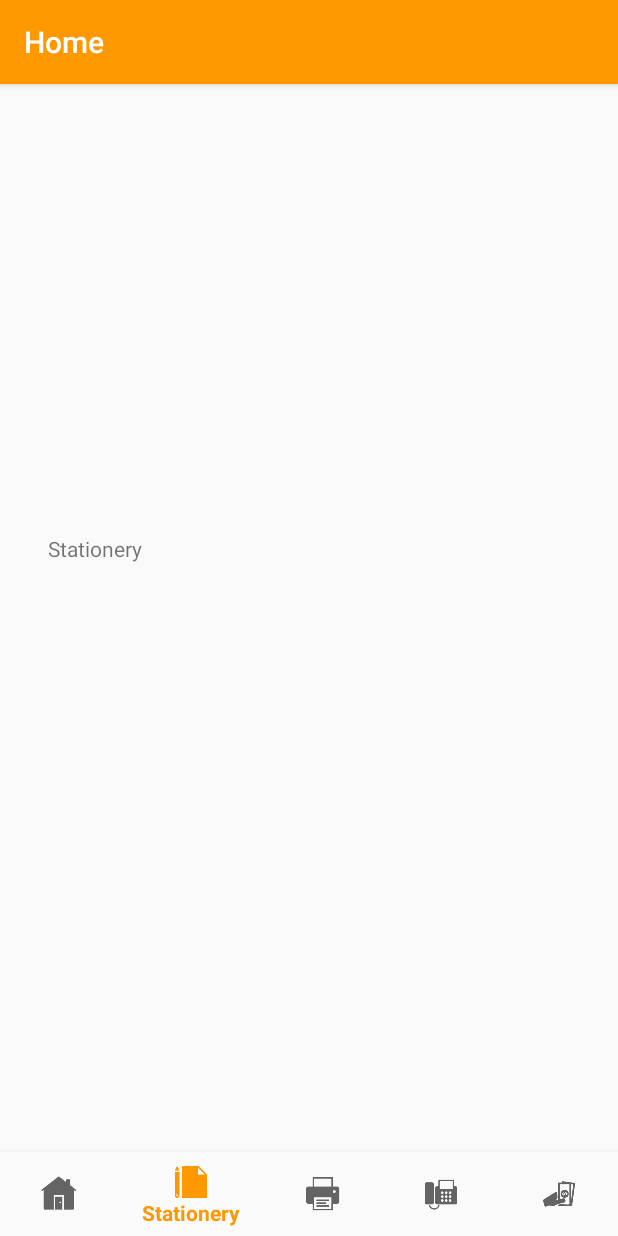
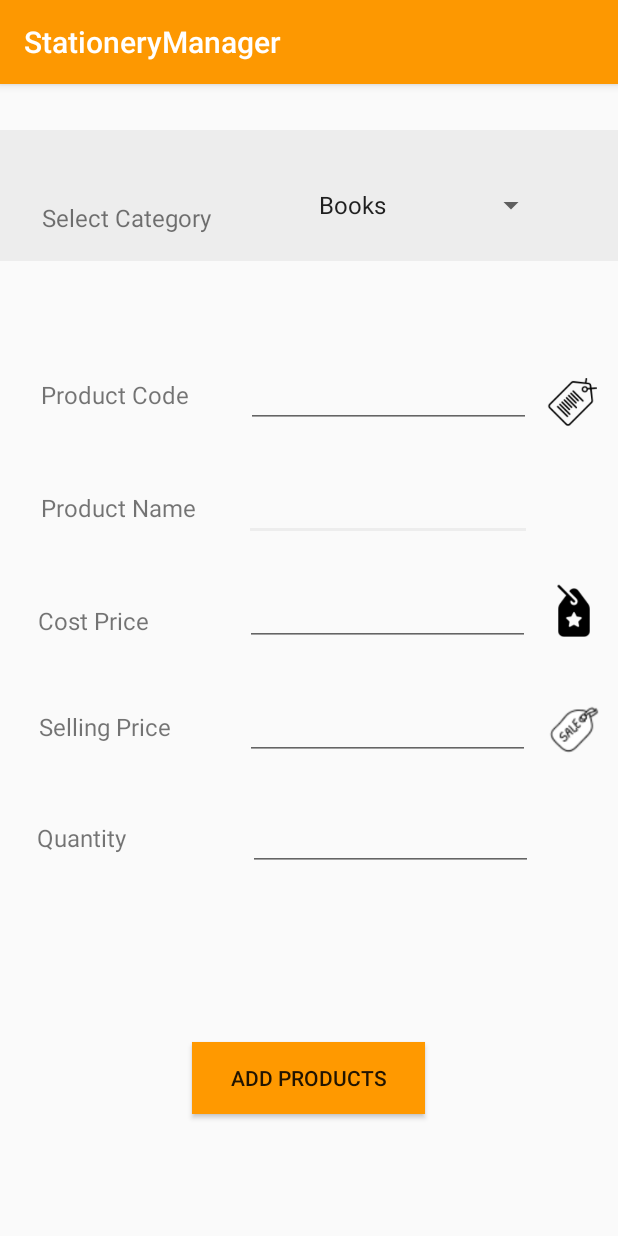
Before and after one commit to NisugaJ/TheStationaryManager, an Android app: the screen it shows after launch (MainActivity before the commit, AddProducts after it), item 2 of the bottom bar chosen, on a phone screen of 412 x 824 dp. Run offline under Robolectric (Android 15) with nearby library versions, the phone set to English and light mode, and no system bars.

Commit message:
Add products added.

```diff
--- a/app/src/main/AndroidManifest.xml
+++ b/app/src/main/AndroidManifest.xml
@@ -9,7 +9,8 @@
         android:roundIcon="@mipmap/ic_launcher_round"
         android:supportsRtl="true"
         android:theme="@style/AppTheme">
-        <activity android:name=".AddExpenses"></activity>
+        <activity android:name=".AddProducts"></activity>
+        <activity android:name=".AddExpenses" />
         <activity
             android:name=".MainActivity"
             android:label="@string/app_name">
--- /dev/null
+++ b/app/src/main/java/com/example/stationerymanager/AddProducts.java
@@ -0,0 +1,35 @@
+package com.example.stationerymanager;
+
+import androidx.appcompat.app.AppCompatActivity;
+
+import android.os.Bundle;
+import android.view.View;
+import android.widget.AdapterView;
+import android.widget.ArrayAdapter;
+import android.widget.Spinner;
+
+public class AddProducts extends AppCompatActivity implements AdapterView.OnItemSelectedListener{
+
+    @Override
+    protected void onCreate(Bundle savedInstanceState) {
+        super.onCreate(savedInstanceState);
+        setContentView(R.layout.activity_add_products);
+
+        Spinner spinner = findViewById(R.id.spinner1);
+        ArrayAdapter<CharSequence> adapter = ArrayAdapter.createFromResource(this, R.array.combo_box1, android.R.layout.simple_spinner_item);
+        adapter.setDropDownViewResource(android.R.layout.simple_spinner_dropdown_item);
+        spinner.setAdapter(adapter);
+        spinner.setOnItemSelectedListener(this);
+    }
+
+    @Override
+    public void onItemSelected(AdapterView<?> parent, View view, int position, long id) {
+//        String.text = parent.getItemAtPosition(position).toString();
+//        Toast.makeText(parent.getContext(), text, Toast.LENGTH_SHORT).show();
+    }
+
+    @Override
+    public void onNothingSelected(AdapterView<?> parent) {
+
+    }
+}
--- a/app/src/main/java/com/example/stationerymanager/MainActivity.java
+++ b/app/src/main/java/com/example/stationerymanager/MainActivity.java
@@ -24,6 +24,8 @@ public class MainActivity extends AppCompatActivity {
                     return true;
                 case R.id.navigation_stationery:
                     mTextMessage.setText(R.string.title_stationery);
+                    Intent intent1 = new Intent(MainActivity.this, AddProducts.class);
+                    startActivity(intent1);
                     return true;
                 case R.id.navigation_printing:
                     mTextMessage.setText(R.string.title_printing);
--- /dev/null
+++ b/app/src/main/res/layout/activity_add_products.xml
@@ -0,0 +1,287 @@
+<?xml version="1.0" encoding="utf-8"?>
+<androidx.constraintlayout.widget.ConstraintLayout xmlns:android="http://schemas.android.com/apk/res/android"
+    xmlns:app="http://schemas.android.com/apk/res-auto"
+    xmlns:tools="http://schemas.android.com/tools"
+    android:layout_width="match_parent"
+    android:layout_height="match_parent"
+    tools:context=".AddProducts">
+
+    <View
+        android:id="@+id/view"
+        android:layout_width="0dp"
+        android:layout_height="87dp"
+        android:layout_marginTop="16dp"
+        android:layout_marginBottom="8dp"
+        android:background="@color/colorAccent"
+        app:layout_constraintBottom_toBottomOf="parent"
+        app:layout_constraintEnd_toEndOf="parent"
+        app:layout_constraintHorizontal_bias="0.473"
+        app:layout_constraintStart_toStartOf="parent"
+        app:layout_constraintTop_toTopOf="parent"
+        app:layout_constraintVertical_bias="0.022" />
+
+    <TextView
+        android:id="@+id/PAtxt1"
+        android:layout_width="wrap_content"
+        android:layout_height="wrap_content"
+        android:layout_marginStart="8dp"
+        android:layout_marginEnd="8dp"
+        android:layout_marginRight="8dp"
+        android:layout_marginBottom="8dp"
+        android:text="@string/PAtxt1"
+        android:textSize="16sp"
+        app:layout_constraintBottom_toBottomOf="parent"
+        app:layout_constraintEnd_toEndOf="parent"
+        app:layout_constraintHorizontal_bias="0.07"
+        app:layout_constraintStart_toStartOf="parent"
+        app:layout_constraintTop_toTopOf="parent"
+        app:layout_constraintVertical_bias="0.106"
+        tools:text="@string/PAtxt1" />
+
+    <Spinner
+        android:id="@+id/spinner1"
+        android:layout_width="160dp"
+        android:layout_height="52dp"
+        android:layout_marginStart="8dp"
+        android:layout_marginLeft="8dp"
+        android:layout_marginTop="8dp"
+        android:layout_marginEnd="8dp"
+        android:layout_marginBottom="8dp"
+        app:layout_constraintBottom_toBottomOf="parent"
+        app:layout_constraintEnd_toEndOf="parent"
+        app:layout_constraintHorizontal_bias="0.585"
+        app:layout_constraintStart_toEndOf="@+id/PAtxt1"
+        app:layout_constraintTop_toTopOf="parent"
+        app:layout_constraintVertical_bias="0.067"></Spinner>
+
+    <TextView
+        android:id="@+id/PAtxt3"
+        android:layout_width="106dp"
+        android:layout_height="25dp"
+        android:layout_marginStart="8dp"
+        android:layout_marginEnd="8dp"
+        android:text="@string/PAtxt3"
+        android:textSize="16sp"
+        app:layout_constraintBaseline_toBaselineOf="@+id/PAfill2"
+        app:layout_constraintEnd_toEndOf="parent"
+        app:layout_constraintHorizontal_bias="0.067"
+        app:layout_constraintStart_toStartOf="parent"
+        tools:text="@string/PAtxt3" />
+
+    <TextView
+        android:id="@+id/PAtxt2"
+        android:layout_width="106dp"
+        android:layout_height="25dp"
+        android:layout_marginStart="8dp"
+        android:layout_marginEnd="8dp"
+        android:text="@string/PAtxt2"
+        android:textSize="16sp"
+        app:layout_constraintBaseline_toBaselineOf="@+id/PAfill1"
+        app:layout_constraintEnd_toEndOf="parent"
+        app:layout_constraintHorizontal_bias="0.066"
+        app:layout_constraintStart_toStartOf="parent"
+        tools:text="@string/PAtxt2" />
+
+    <TextView
+        android:id="@+id/PAtxt4"
+        android:layout_width="106dp"
+        android:layout_height="25dp"
+        android:layout_marginStart="8dp"
+        android:layout_marginEnd="8dp"
+        android:layout_marginBottom="8dp"
+        android:text="@string/PAtxt4"
+        android:textSize="16sp"
+        app:layout_constraintBottom_toBottomOf="parent"
+        app:layout_constraintEnd_toEndOf="parent"
+        app:layout_constraintHorizontal_bias="0.06"
+        app:layout_constraintStart_toStartOf="parent"
+        app:layout_constraintTop_toTopOf="parent"
+        app:layout_constraintVertical_bias="0.472"
+        tools:text="@string/PAtxt4" />
+
+    <TextView
+        android:id="@+id/PAtxt5"
+        android:layout_width="106dp"
+        android:layout_height="25dp"
+        android:layout_marginStart="8dp"
+        android:layout_marginEnd="8dp"
+        android:text="@string/PAtxt5"
+        android:textSize="16sp"
+        app:layout_constraintBaseline_toBaselineOf="@+id/PAfill4"
+        app:layout_constraintEnd_toEndOf="parent"
+        app:layout_constraintHorizontal_bias="0.063"
+        app:layout_constraintStart_toStartOf="parent"
+        tools:text="@string/PAtxt5" />
+
+    <TextView
+        android:id="@+id/PAtxt6"
+        android:layout_width="106dp"
+        android:layout_height="25dp"
+        android:layout_marginStart="8dp"
+        android:layout_marginEnd="8dp"
+        android:text="@string/PAtxt6"
+        android:textSize="16sp"
+        app:layout_constraintBaseline_toBaselineOf="@+id/PAfill5"
+        app:layout_constraintEnd_toEndOf="parent"
+        app:layout_constraintHorizontal_bias="0.057"
+        app:layout_constraintStart_toStartOf="parent"
+        tools:text="@string/PAtxt6" />
+
+    <Button
+        android:id="@+id/PAbtn1"
+        android:layout_width="155dp"
+        android:layout_height="wrap_content"
+        android:layout_marginStart="8dp"
+        android:layout_marginTop="8dp"
+        android:layout_marginEnd="8dp"
+        android:layout_marginBottom="8dp"
+        android:background="#ff9900"
+        android:text="@string/PAbtn1"
+        app:layout_constraintBottom_toBottomOf="parent"
+        app:layout_constraintEnd_toEndOf="parent"
+        app:layout_constraintHorizontal_bias="0.498"
+        app:layout_constraintStart_toStartOf="parent"
+        app:layout_constraintTop_toTopOf="parent"
+        app:layout_constraintVertical_bias="0.896"
+        tools:text="@string/PAbtn1" />
+
+    <EditText
+        android:id="@+id/PAfill1"
+        android:layout_width="192dp"
+        android:layout_height="45dp"
+        android:layout_marginStart="8dp"
+        android:layout_marginLeft="8dp"
+        android:layout_marginTop="8dp"
+        android:layout_marginEnd="8dp"
+        android:layout_marginBottom="8dp"
+        android:autofillHints=""
+        android:ems="10"
+        android:inputType="textPersonName"
+        app:layout_constraintBottom_toBottomOf="parent"
+        app:layout_constraintEnd_toEndOf="parent"
+        app:layout_constraintHorizontal_bias="0.304"
+        app:layout_constraintStart_toEndOf="@+id/PAtxt2"
+        app:layout_constraintTop_toTopOf="parent"
+        app:layout_constraintVertical_bias="0.356" />
+
+    <EditText
+        android:id="@+id/PAfill2"
+        android:layout_width="190dp"
+        android:layout_height="45dp"
+        android:layout_marginStart="8dp"
+        android:layout_marginLeft="8dp"
+        android:layout_marginTop="8dp"
+        android:layout_marginEnd="8dp"
+        android:layout_marginBottom="8dp"
+        android:autofillHints=""
+        android:ems="10"
+        android:inputType="textPersonName"
+        app:layout_constraintBottom_toBottomOf="parent"
+        app:layout_constraintEnd_toEndOf="parent"
+        app:layout_constraintHorizontal_bias="0.313"
+        app:layout_constraintStart_toEndOf="@+id/PAtxt3"
+        app:layout_constraintTop_toTopOf="parent"
+        app:layout_constraintVertical_bias="0.249" />
+
+    <EditText
+        android:id="@+id/PAfill3"
+        android:layout_width="190dp"
+        android:layout_height="45dp"
+        android:layout_marginStart="8dp"
+        android:layout_marginLeft="8dp"
+        android:layout_marginTop="8dp"
+        android:layout_marginEnd="8dp"
+        android:layout_marginBottom="8dp"
+        android:autofillHints=""
+        android:ems="10"
+        android:inputType="textPersonName"
+        app:layout_constraintBottom_toBottomOf="parent"
+        app:layout_constraintEnd_toEndOf="parent"
+        app:layout_constraintHorizontal_bias="0.323"
+        app:layout_constraintStart_toEndOf="@+id/PAtxt4"
+        app:layout_constraintTop_toTopOf="parent"
+        app:layout_constraintVertical_bias="0.455" />
+
+    <EditText
+        android:id="@+id/PAfill4"
+        android:layout_width="190dp"
+        android:layout_height="45dp"
+        android:layout_marginStart="8dp"
+        android:layout_marginLeft="8dp"
+        android:layout_marginTop="8dp"
+        android:layout_marginEnd="8dp"
+        android:layout_marginBottom="8dp"
+        android:autofillHints=""
+        android:ems="10"
+        android:inputType="textPersonName"
+        app:layout_constraintBottom_toBottomOf="parent"
+        app:layout_constraintEnd_toEndOf="parent"
+        app:layout_constraintHorizontal_bias="0.314"
+        app:layout_constraintStart_toEndOf="@+id/PAtxt5"
+        app:layout_constraintTop_toTopOf="parent"
+        app:layout_constraintVertical_bias="0.562" />
+
+    <EditText
+        android:id="@+id/PAfill5"
+        android:layout_width="190dp"
+        android:layout_height="45dp"
+        android:layout_marginStart="8dp"
+        android:layout_marginLeft="8dp"
+        android:layout_marginTop="8dp"
+        android:layout_marginEnd="8dp"
+        android:layout_marginBottom="8dp"
+        android:autofillHints=""
+        android:ems="10"
+        android:inputType="number"
+        app:layout_constraintBottom_toBottomOf="parent"
+        app:layout_constraintEnd_toEndOf="parent"
+        app:layout_constraintHorizontal_bias="0.351"
+        app:layout_constraintStart_toEndOf="@+id/PAtxt6"
+        app:layout_constraintTop_toTopOf="parent"
+        app:layout_constraintVertical_bias="0.667" />
+
+    <ImageView
+        android:id="@+id/imageView5"
+        android:layout_width="0dp"
+        android:layout_height="33dp"
+        android:layout_marginStart="8dp"
+        android:layout_marginLeft="8dp"
+        android:layout_marginEnd="12dp"
+        android:layout_marginRight="12dp"
+        app:layout_constraintBottom_toBottomOf="@+id/PAfill2"
+        app:layout_constraintEnd_toEndOf="parent"
+        app:layout_constraintStart_toEndOf="@+id/PAfill2"
+        app:srcCompat="@drawable/code" />
+
+    <ImageView
+        android:id="@+id/imageView6"
+        android:layout_width="0dp"
+        android:layout_height="35dp"
+        android:layout_marginStart="8dp"
+        android:layout_marginLeft="8dp"
+        android:layout_marginEnd="8dp"
+        android:layout_marginRight="8dp"
+        android:layout_marginBottom="2dp"
+        app:layout_constraintBottom_toBottomOf="@+id/PAfill3"
+        app:layout_constraintEnd_toEndOf="parent"
+        app:layout_constraintStart_toEndOf="@+id/PAfill3"
+        app:layout_constraintTop_toTopOf="@+id/PAfill3"
+        app:srcCompat="@drawable/cost" />
+
+    <ImageView
+        android:id="@+id/imageView7"
+        android:layout_width="0dp"
+        android:layout_height="39dp"
+        android:layout_marginStart="8dp"
+        android:layout_marginLeft="8dp"
+        android:layout_marginTop="8dp"
+        android:layout_marginEnd="4dp"
+        android:layout_marginRight="4dp"
+        app:layout_constraintBottom_toBottomOf="@+id/PAfill4"
+        app:layout_constraintEnd_toEndOf="parent"
+        app:layout_constraintStart_toEndOf="@+id/PAfill4"
+        app:layout_constraintTop_toTopOf="@+id/PAfill4"
+        app:layout_constraintVertical_bias="1.0"
+        app:srcCompat="@drawable/sale" />
+
+</androidx.constraintlayout.widget.ConstraintLayout>
--- a/app/src/main/res/values/strings.xml
+++ b/app/src/main/res/values/strings.xml
@@ -26,4 +26,22 @@
     <string name="new_type">New Type</string>
     <string name="add">Add</string>
     <string name="update_the_selected_expense_type">Update the selected Expense Type</string>
+
+
+    <!--Stationery Management-->
+    <string name="PAtxt1">Select Category</string>
+
+    <string-array name="combo_box1">
+        <item>Books</item>
+        <item>Pens</item>
+        <item>School Items</item>
+        <item>Office Items</item>
+    </string-array>
+
+    <string name="PAtxt2">Product Name</string>
+    <string name="PAtxt3">Product Code</string>
+    <string name="PAtxt4">Cost Price</string>
+    <string name="PAtxt5">Selling Price</string>
+    <string name="PAtxt6">Quantity</string>
+    <string name="PAbtn1">Add Products</string>
 </resources>
```
Also changed, not shown: app/src/main/res/drawable-v24/code.png (added), app/src/main/res/drawable-v24/cost.png (added), app/src/main/res/drawable-v24/sale.png (added).
